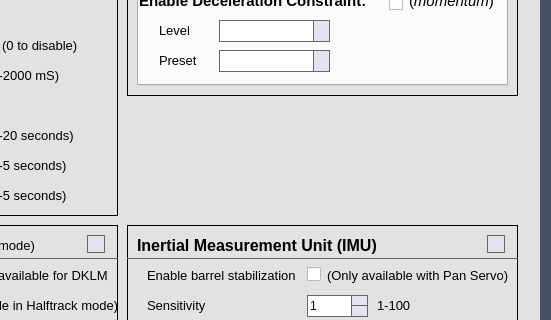
First picture: the form in mainwindow.ui, repository OpenPanzerProject/OP-Config, before the edit; both pictures show x 494 to 1045 and y 337 to 657 of the 1045 by 813 pixel window.
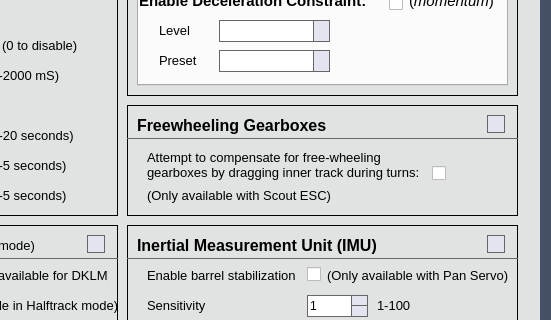
Second picture: the form after the edit. The open tabs and pages were chosen to show the change. Icons and pictures are not drawn. Custom widgets are drawn as their Qt base class.

Commit message: Add a new option to enable a special feature of the Scout ESC that can "drag" the inner (slower) track during turns to assist in turning and steering for heavy models using freewheeling gearboxes such as the Taigen V2 that tend to keep spinning rather than slowing down when power is reduced.

```diff
--- a/mainwindow.ui
+++ b/mainwindow.ui
@@ -9485,6 +9485,133 @@
                  </property>
                 </widget>
                </widget>
+               <widget class="FrameContent" name="frmFreewheel">
+                <property name="geometry">
+                 <rect>
+                  <x>440</x>
+                  <y>290</y>
+                  <width>391</width>
+                  <height>111</height>
+                 </rect>
+                </property>
+                <property name="frameShape">
+                 <enum>QFrame::Box</enum>
+                </property>
+                <widget class="HelpButton" name="hpbFreewheel">
+                 <property name="geometry">
+                  <rect>
+                   <x>360</x>
+                   <y>10</y>
+                   <width>18</width>
+                   <height>18</height>
+                  </rect>
+                 </property>
+                 <property name="maximumSize">
+                  <size>
+                   <width>18</width>
+                   <height>18</height>
+                  </size>
+                 </property>
+                 <property name="text">
+                  <string/>
+                 </property>
+                </widget>
+                <widget class="QFrame" name="frame_16">
+                 <property name="geometry">
+                  <rect>
+                   <x>0</x>
+                   <y>23</y>
+                   <width>391</width>
+                   <height>20</height>
+                  </rect>
+                 </property>
+                 <property name="styleSheet">
+                  <string notr="true">color: #666;</string>
+                 </property>
+                 <property name="frameShape">
+                  <enum>QFrame::HLine</enum>
+                 </property>
+                 <property name="frameShadow">
+                  <enum>QFrame::Plain</enum>
+                 </property>
+                </widget>
+                <widget class="QLabel" name="label_176">
+                 <property name="geometry">
+                  <rect>
+                   <x>10</x>
+                   <y>10</y>
+                   <width>211</width>
+                   <height>21</height>
+                  </rect>
+                 </property>
+                 <property name="font">
+                  <font>
+                   <pointsize>12</pointsize>
+                   <weight>75</weight>
+                   <bold>true</bold>
+                  </font>
+                 </property>
+                 <property name="text">
+                  <string>Freewheeling Gearboxes</string>
+                 </property>
+                </widget>
+                <widget class="QCheckBox" name="chkFreewheelGearbox">
+                 <property name="geometry">
+                  <rect>
+                   <x>305</x>
+                   <y>59</y>
+                   <width>21</width>
+                   <height>18</height>
+                  </rect>
+                 </property>
+                 <property name="text">
+                  <string/>
+                 </property>
+                </widget>
+                <widget class="QLabel" name="lblFreewheel1">
+                 <property name="geometry">
+                  <rect>
+                   <x>20</x>
+                   <y>40</y>
+                   <width>301</width>
+                   <height>41</height>
+                  </rect>
+                 </property>
+                 <property name="font">
+                  <font>
+                   <pointsize>10</pointsize>
+                  </font>
+                 </property>
+                 <property name="text">
+                  <string>Attempt to compensate for free-wheeling&lt;br&gt;
+gearboxes by dragging inner track during turns:</string>
+                 </property>
+                </widget>
+                <widget class="QLabel" name="lblFreewheel2">
+                 <property name="geometry">
+                  <rect>
+                   <x>20</x>
+                   <y>80</y>
+                   <width>321</width>
+                   <height>21</height>
+                  </rect>
+                 </property>
+                 <property name="font">
+                  <font>
+                   <pointsize>10</pointsize>
+                  </font>
+                 </property>
+                 <property name="text">
+                  <string>(Only available with Scout ESC)</string>
+                 </property>
+                </widget>
+                <zorder>hpbFreewheel</zorder>
+                <zorder>frame_16</zorder>
+                <zorder>label_176</zorder>
+                <zorder>lblFreewheel1</zorder>
+                <zorder>chkFreewheelGearbox</zorder>
+                <zorder>lblFreewheel2</zorder>
+               </widget>
               </widget>
               <widget class="QWidget" name="pgBattle">
                <widget class="FrameContent" name="frmIR">
@@ -10769,7 +10896,7 @@
                   <set>Qt::AlignCenter</set>
                  </property>
                 </widget>
-                <widget class="QFrame" name="frame_16">
+                <widget class="QFrame" name="frmSqueakHeader1">
                  <property name="geometry">
                   <rect>
                    <x>220</x>
```
Left out of the diff: 31 changed lines with no effect on the pictures. The commit also changes 12 other files.
